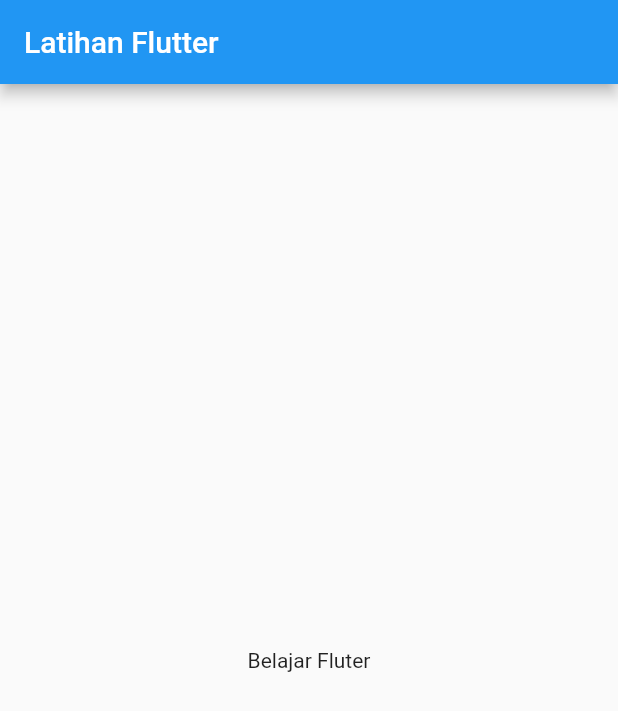
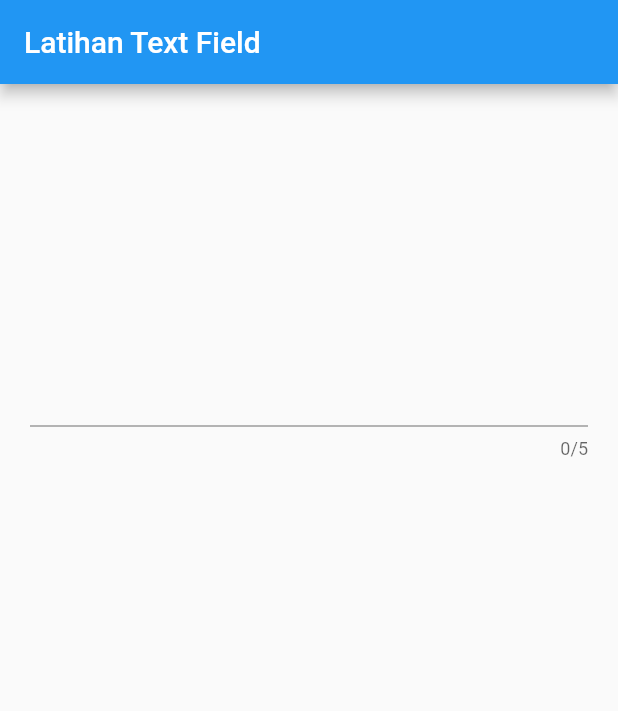
Before and after one commit to Balajar-DM/Flutter-Learn, a Flutter app: the screen it shows after launch, on a phone screen of 412 x 824 dp. Shown: the top 711 px of the screen. Run offline on Flutter 3.47's test engine with Material 2 defaults, Android fonts, the phone set to English and light mode, and no system bars.

Commit message:
Latihan TextField

```diff
--- a/lib/main.dart
+++ b/lib/main.dart
@@ -2,15 +2,39 @@ import 'package:flutter/material.dart';
 
 void main() => runApp(MyApp());
 
-class MyApp extends StatelessWidget {
+class MyApp extends StatefulWidget {
+  @override
+  _MyAppState createState() => _MyAppState();
+}
+
+class _MyAppState extends State<MyApp> {
+  TextEditingController controller = TextEditingController();
+
   @override
   Widget build(BuildContext context) {
     return MaterialApp(
       home: Scaffold(
         appBar: AppBar(
-          title: Text("Latihan Flutter"),
+          title: Text("Latihan Text Field"),
         ),
-        body: Center(child: Text("Belajar Fluter")),
+        body: Container(
+          margin: EdgeInsets.all(20),
+          child: Column(
+            mainAxisAlignment: MainAxisAlignment.spaceAround,
+            children: <Widget>[
+              TextField(
+                obscureText: true,
+                maxLength: 5,
+                maxLines: 1,
+                onChanged: (value) {
+                  setState(() {});
+                },
+                controller: controller,
+              ),
+              Text(controller.text),
+            ],
+          ),
+        ),
       ),
     );
   }
```
